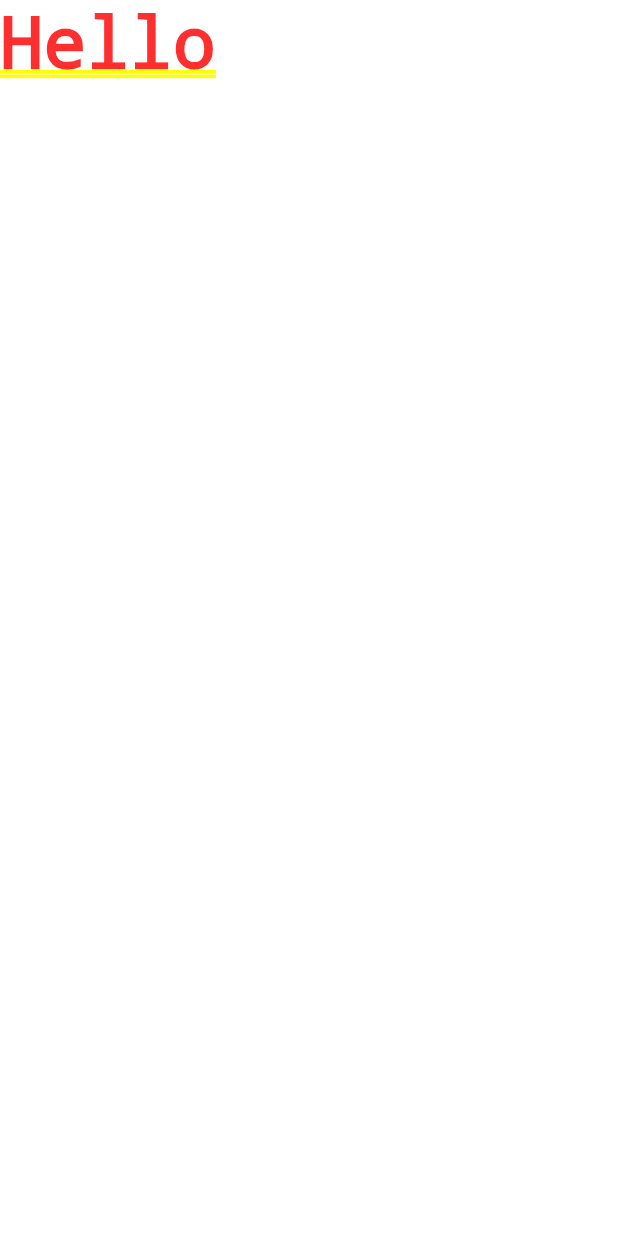
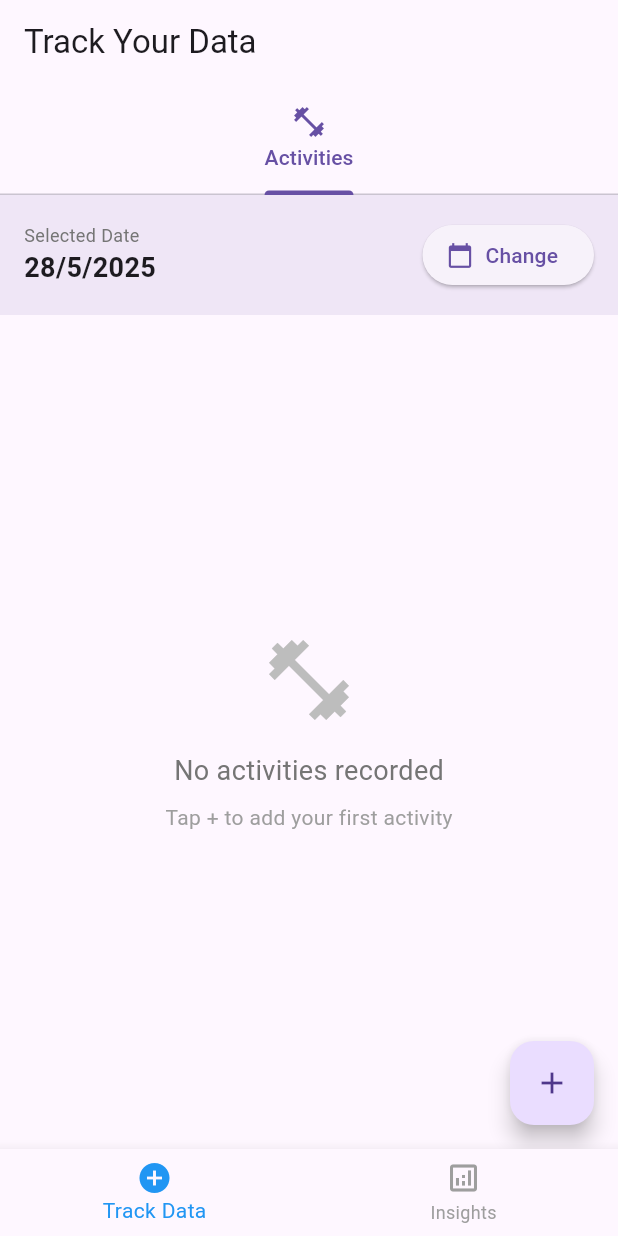
Before and after one commit to Hx8i/Flutter-project-part-2, a Flutter app: the screen it shows after launch, on a phone screen of 412 x 824 dp. Run offline on Flutter 3.47's test engine with Material 3 defaults, Android fonts, the phone set to English and light mode, and no system bars; network calls fail.

Commit message:
add activites page

```diff
--- /dev/null
+++ b/lib/data_tracker_page.dart
@@ -0,0 +1,319 @@
+import 'package:flutter/material.dart';
+import 'package:http/http.dart' as http;
+import 'dart:convert';
+import 'main.dart';
+
+class DataTrackerPage extends StatefulWidget {
+  final int userId;
+
+  const DataTrackerPage({Key? key, required this.userId}) : super(key: key);
+
+  @override
+  _DataTrackerPageState createState() => _DataTrackerPageState();
+}
+
+class _DataTrackerPageState extends State<DataTrackerPage> with SingleTickerProviderStateMixin {
+  late TabController _tabController;
+  List<dynamic> activities = [];
+  DateTime selectedDate = DateTime.now();
+  bool isLoading = false;
+
+  @override
+  void initState() {
+    super.initState();
+    _tabController = TabController(length: 1, vsync: this);
+    fetchData();
+  }
+
+  @override
+  void dispose() {
+    _tabController.dispose();
+    super.dispose();
+  }
+
+  Future<void> fetchData() async {
+    setState(() {
+      isLoading = true;
+    });
+
+    await fetchActivities();
+
+    setState(() {
+      isLoading = false;
+    });
+  }
+
+  Future<void> fetchActivities() async {
+    try {
+      final response = await http.get(
+        Uri.parse('$baseUrl/activity_api.php?user_id=${widget.userId}&date=${selectedDate.toIso8601String().split('T')[0]}'),
+      );
+
+      if (response.statusCode == 200) {
+        final data = json.decode(response.body);
+        if (data['success']) {
+          setState(() {
+            activities = data['data'];
+          });
+        }
+      }
+    } catch (e) {
+      _showErrorSnackBar('Error fetching activities');
+    }
+  }
+
+  Future<void> addActivity(String type, int duration, int calories) async {
+    try {
+      final response = await http.post(
+        Uri.parse('$baseUrl/activity_api.php'),
+        headers: {'Content-Type': 'application/json'},
+        body: json.encode({
+          'user_id': widget.userId,
+          'activity_type': type,
+          'duration_minutes': duration,
+          'calories_burned': calories,
+          'date': selectedDate.toIso8601String().split('T')[0],
+        }),
+      );
+
+      if (response.statusCode == 200) {
+        final data = json.decode(response.body);
+        if (data['success']) {
+          _showSuccessSnackBar('Activity added successfully');
+          fetchActivities();
+        }
+      }
+    } catch (e) {
+      _showErrorSnackBar('Error adding activity');
+    }
+  }
+
+  Future<void> deleteActivity(int id) async {
+    try {
+      final response = await http.delete(
+        Uri.parse('$baseUrl/activity_api.php?id=$id'),
+      );
+
+      if (response.statusCode == 200) {
+        _showSuccessSnackBar('Activity deleted');
+        fetchActivities();
+      }
+    } catch (e) {
+      _showErrorSnackBar('Error deleting activity');
+    }
+  }
+
+  void _showSuccessSnackBar(String message) {
+    ScaffoldMessenger.of(context).showSnackBar(
+      SnackBar(
+        content: Text(message),
+        backgroundColor: Colors.green,
+        duration: Duration(seconds: 2),
+      ),
+    );
+  }
+
+  void _showErrorSnackBar(String message) {
+    ScaffoldMessenger.of(context).showSnackBar(
+      SnackBar(
+        content: Text(message),
+        backgroundColor: Colors.red,
+        duration: Duration(seconds: 2),
+      ),
+    );
+  }
+
+  void _showAddActivityDialog() {
+    final typeController = TextEditingController();
+    final durationController = TextEditingController();
+    final caloriesController = TextEditingController();
+
+    showDialog(
+      context: context,
+      builder: (context) => AlertDialog(
+        title: Text('Add Activity'),
+        content: SingleChildScrollView(
+          child: Column(
+            mainAxisSize: MainAxisSize.min,
+            children: [
+              TextField(
+                controller: typeController,
+                decoration: InputDecoration(
+                  labelText: 'Activity Type',
+                  hintText: 'e.g., Running, Cycling, Swimming',
+                  border: OutlineInputBorder(),
+                ),
+              ),
+              SizedBox(height: 16),
+              TextField(
+                controller: durationController,
+                decoration: InputDecoration(
+                  labelText: 'Duration (minutes)',
+                  border: OutlineInputBorder(),
+                ),
+                keyboardType: TextInputType.number,
+              ),
+              SizedBox(height: 16),
+              TextField(
+                controller: caloriesController,
+                decoration: InputDecoration(
+                  labelText: 'Calories Burned',
+                  border: OutlineInputBorder(),
+                ),
+                keyboardType: TextInputType.number,
+              ),
+            ],
+          ),
+        ),
+        actions: [
+          TextButton(
+            onPressed: () => Navigator.pop(context),
+            child: Text('Cancel'),
+          ),
+          ElevatedButton(
+            onPressed: () {
+              if (typeController.text.isNotEmpty &&
+                  durationController.text.isNotEmpty &&
+                  caloriesController.text.isNotEmpty) {
+                addActivity(
+                  typeController.text,
+                  int.tryParse(durationController.text) ?? 0,
+                  int.tryParse(caloriesController.text) ?? 0,
+                );
+                Navigator.pop(context);
+              }
+            },
+            child: Text('Add'),
+          ),
+        ],
+      ),
+    );
+  }
+
+  @override
+  Widget build(BuildContext context) {
+    return Scaffold(
+      appBar: AppBar(
+        title: Text('Track Your Data'),
+        elevation: 0,
+        bottom: TabBar(
+          controller: _tabController,
+          tabs: [
+            Tab(icon: Icon(Icons.fitness_center), text: 'Activities'),
+          ],
+        ),
+      ),
+      body: Column(
+        children: [
+          // Date selector
+          Container(
+            color: Theme.of(context).primaryColor.withOpacity(0.1),
+            padding: EdgeInsets.all(16),
+            child: Row(
+              mainAxisAlignment: MainAxisAlignment.spaceBetween,
+              children: [
+                Column(
+                  crossAxisAlignment: CrossAxisAlignment.start,
+                  children: [
+                    Text(
+                      'Selected Date',
+                      style: TextStyle(fontSize: 12, color: Colors.grey[600]),
+                    ),
+                    Text(
+                      '${selectedDate.day}/${selectedDate.month}/${selectedDate.year}',
+                      style: TextStyle(fontSize: 18, fontWeight: FontWeight.bold),
+                    ),
+                  ],
+                ),
+                ElevatedButton.icon(
+                  onPressed: () async {
+                    final pickedDate = await showDatePicker(
+                      context: context,
+                      initialDate: selectedDate,
+                      firstDate: DateTime(2020),
+                      lastDate: DateTime.now(),
+                    );
+                    if (pickedDate != null) {
+                      setState(() {
+                        selectedDate = pickedDate;
+                      });
+                      fetchData();
+                    }
+                  },
+                  icon: Icon(Icons.calendar_today),
+                  label: Text('Change'),
+                ),
+              ],
+            ),
+          ),
+
+          // Tab content
+          Expanded(
+            child: isLoading
+                ? Center(child: CircularProgressIndicator())
+                : TabBarView(
+              controller: _tabController,
+              children: [
+                // Activities tab
+                activities.isEmpty
+                    ? Center(
+                  child: Column(
+                    mainAxisAlignment: MainAxisAlignment.center,
+                    children: [
+                      Icon(Icons.fitness_center, size: 64, color: Colors.grey[400]),
+                      SizedBox(height: 16),
+                      Text(
+                        'No activities recorded',
+                        style: TextStyle(fontSize: 18, color: Colors.grey[600]),
+                      ),
+                      SizedBox(height: 8),
+                      Text(
+                        'Tap + to add your first activity',
+                        style: TextStyle(color: Colors.grey[500]),
+                      ),
+                    ],
+                  ),
+                )
+                    : ListView.builder(
+                  padding: EdgeInsets.all(16),
+                  itemCount: activities.length,
+                  itemBuilder: (context, index) {
+                    final activity = activities[index];
+                    return Card(
+                      elevation: 2,
+                      margin: EdgeInsets.only(bottom: 12),
+                      child: ListTile(
+                        leading: CircleAvatar(
+                          backgroundColor: Colors.blue,
+                          child: Icon(Icons.fitness_center, color: Colors.white),
+                        ),
+                        title: Text(
+                          activity['activity_type'],
+                          style: TextStyle(fontWeight: FontWeight.bold),
+                        ),
+                        subtitle: Text(
+                          '${activity['duration_minutes']} min • ${activity['calories_burned']} cal',
+                        ),
+                        trailing: IconButton(
+                          icon: Icon(Icons.delete_outline, color: Colors.red),
+                          onPressed: () => deleteActivity(activity['id']),
+                        ),
+                      ),
+                    );
+                  },
+                ),
+              ],
+            ),
+          ),
+        ],
+      ),
+      floatingActionButton: FloatingActionButton(
+        onPressed: () {
+          _showAddActivityDialog();
+        },
+        child: Icon(Icons.add),
+        tooltip: 'Add Activity',
+      ),
+    );
+  }
+}
--- a/lib/main.dart
+++ b/lib/main.dart
@@ -1,4 +1,8 @@
 import 'package:flutter/material.dart';
+import 'data_tracker_page.dart';
+
+// Change this to your PHP server URL
+const String baseUrl = 'http://hadiproject.atwebpages.com';
 
 void main() {
   runApp(MyApp());
@@ -8,8 +12,69 @@ class MyApp extends StatelessWidget {
   @override
   Widget build(BuildContext context) {
     return MaterialApp(
-      title: 'Health Tracker',
-      home: Text('Hello'),
+      title: 'Fitness Tracker',
+      theme: ThemeData(
+        primarySwatch: Colors.blue,
+        visualDensity: VisualDensity.adaptivePlatformDensity,
+      ),
+      home: MainPage(),
+      debugShowCheckedModeBanner: false,
     );
   }
 }
+
+class MainPage extends StatefulWidget {
+  @override
+  _MainPageState createState() => _MainPageState();
+}
+
+class _MainPageState extends State<MainPage> {
+  int _selectedIndex = 0;
+  final int userId = 1; // Hardcoded for demo, implement auth in production
+
+  // List of pages
+  late final List<Widget> _pages;
+
+  @override
+  void initState() {
+    super.initState();
+    _pages = [
+      DataTrackerPage(userId: userId),
+    ];
+  }
+
+  void _onItemTapped(int index) {
+    setState(() {
+      _selectedIndex = index;
+    });
+  }
+
+  @override
+  Widget build(BuildContext context) {
+    return Scaffold(
+      body: IndexedStack(
+        index: _selectedIndex,
+        children: _pages,
+      ),
+      bottomNavigationBar: BottomNavigationBar(
+        items: const <BottomNavigationBarItem>[
+          BottomNavigationBarItem(
+            icon: Icon(Icons.add_circle_outline),
+            activeIcon: Icon(Icons.add_circle),
+            label: 'Track Data',
+          ),
+          BottomNavigationBarItem(
+            icon: Icon(Icons.analytics_outlined),
+            activeIcon: Icon(Icons.analytics),
+            label: 'Insights',
+          ),
+        ],
+        currentIndex: _selectedIndex,
+        selectedItemColor: Colors.blue,
+        unselectedItemColor: Colors.grey,
+        onTap: _onItemTapped,
+        type: BottomNavigationBarType.fixed,
+      ),
+    );
+  }
+}
```
